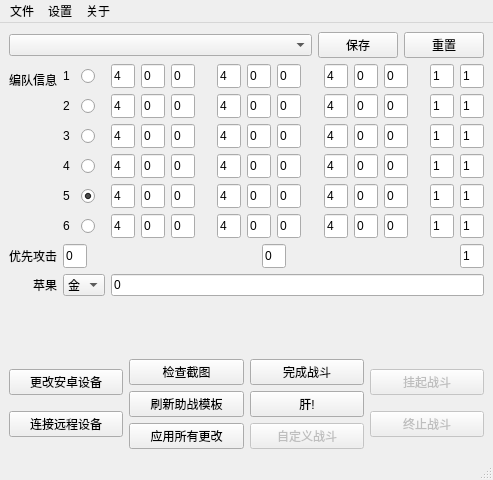
First picture: the form in ui/fgoMainWindow.ui, repository hgjazhgj/FGO-py, before the edit.
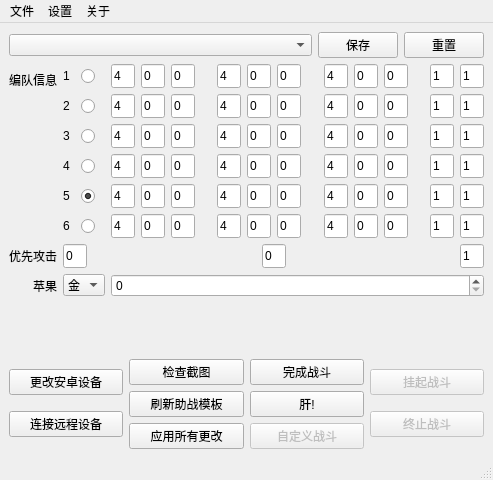
Second picture: the form after the edit.

```diff
--- a/ui/fgoMainWindow.ui
+++ b/ui/fgoMainWindow.ui
@@ -2621,15 +2621,18 @@
          </widget>
         </item>
         <item>
-         <widget class="QLineEdit" name="TXT_APPLE">
+         <widget class="QSpinBox" name="TXT_APPLE">
+          <property name="sizePolicy">
+           <sizepolicy hsizetype="Expanding" vsizetype="Fixed">
+            <horstretch>0</horstretch>
+            <verstretch>0</verstretch>
+           </sizepolicy>
+          </property>
           <property name="statusTip">
            <string>要吃的苹果数量</string>
           </property>
-          <property name="text">
-           <string>0</string>
-          </property>
-          <property name="maxLength">
-           <number>10</number>
+          <property name="maximum">
+           <number>9999</number>
           </property>
          </widget>
         </item>
```
Left out of the diff: 26 changed lines with no effect on the pictures.
